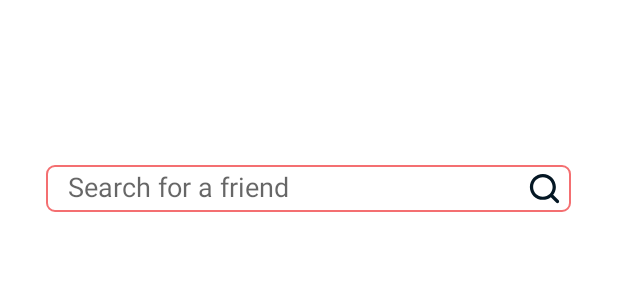
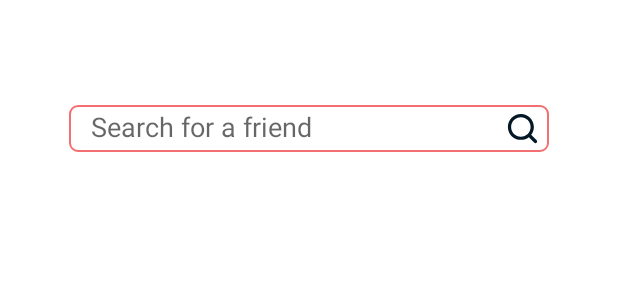
Before and after one commit to nntt1210/serenitea, an Android app: the layout activity_friends.xml on its own in the app's theme, with its tools: preview values and no code run, on a phone screen of 412 x 824 dp. Shown: the top 300 px of the screen. Run offline under Robolectric (Android 15) with nearby library versions, the phone set to English and light mode, and no system bars.

Commit message:
Update activity_friends.xml

```diff
--- a/src/app/src/main/res/layout/activity_friends.xml
+++ b/src/app/src/main/res/layout/activity_friends.xml
@@ -1,24 +1,28 @@
 <?xml version="1.0" encoding="utf-8"?>
-<ScrollView xmlns:android="http://schemas.android.com/apk/res/android"
+<RelativeLayout android:layout_width="match_parent"
+    android:layout_height="match_parent"
+    xmlns:android="http://schemas.android.com/apk/res/android">
+
+    <EditText
+        android:id="@+id/search_friend_bar"
+        android:layout_width="320dp"
+        android:layout_height="31dp"
+        android:layout_centerHorizontal="true"
+        android:layout_marginTop="70dp"
+        android:background="@drawable/search_friend_bar"
+        android:drawableRight="@drawable/ic_search"
+        android:hint="Search for a friend" />
+    <ScrollView
         android:id="@+id/container_scroll_view"
         android:layout_width="match_parent"
         android:layout_height="match_parent"
-    android:layout_marginTop="50dp"
+        android:layout_below="@+id/search_friend_bar"
+        android:layout_marginTop="10dp"
         android:orientation="vertical">
 
         <RelativeLayout
             android:layout_width="fill_parent"
             android:layout_height="fill_parent">
-
-        <EditText
-            android:id="@+id/search_friend_bar"
-            android:layout_width="350dp"
-            android:layout_height="31dp"
-            android:layout_centerHorizontal="true"
-            android:layout_marginTop="60dp"
-            android:background="@drawable/search_friend_bar"
-            android:drawableRight="@drawable/ic_search"
-            android:hint="Search for a friend" />
             <com.example.serenitea.ExpandableHeightGridView
                 android:id="@+id/grid_view_friend"
                 android:layout_width="wrap_content"
@@ -34,3 +38,4 @@
         </RelativeLayout>
 
     </ScrollView>
+</RelativeLayout>
```
Lines whose indentation alone changed are shown as unchanged.
